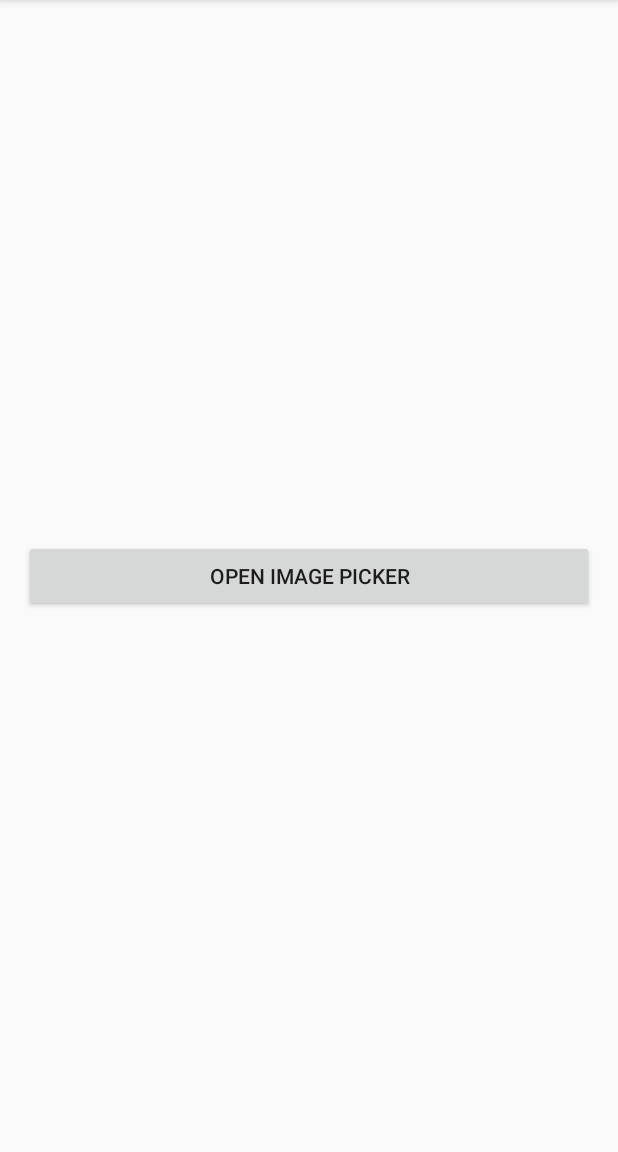
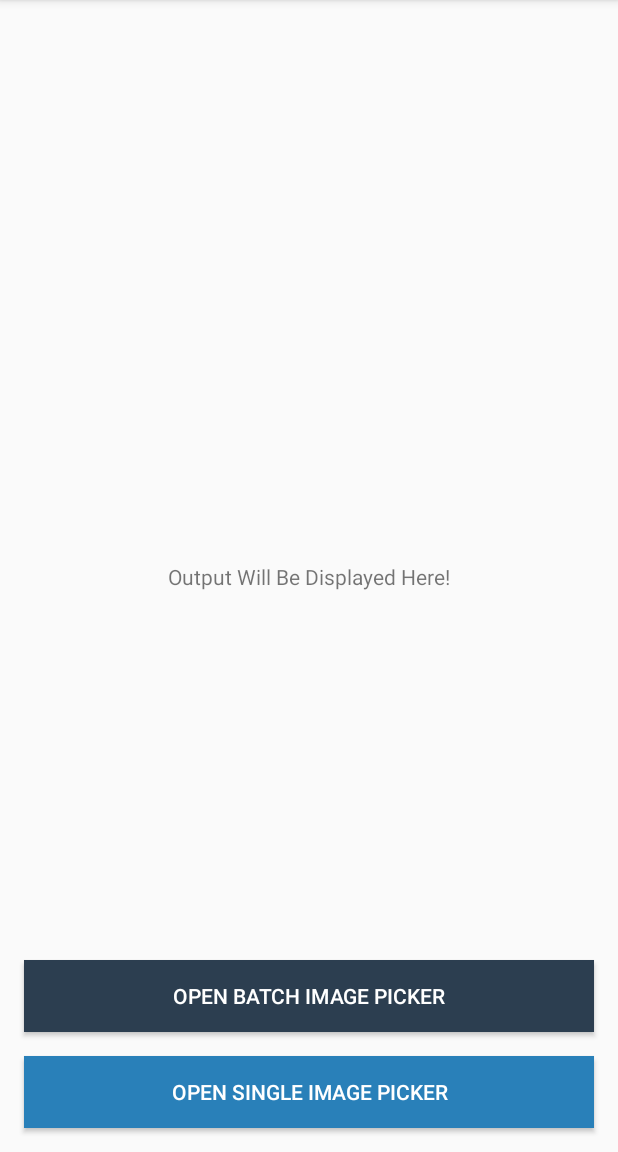
Before and after one commit to Shadat-tonmoy/ImagePickerForAndroid, an Android app: the screen it shows after launch (MainActivity), on a phone screen of 412 x 824 dp, the part 84-1236 px from its top. Run offline under Robolectric (Android 15) with nearby library versions, the phone set to English and light mode, and no system bars.

Commit message:
implemented observer pattern for single and batch mode output grabing from caller activitiye

```diff
--- a/app/imagepickerforandroid/src/main/java/os/shadattonmoy/imagepickerforandroid/controller/ImagePickerActivityController.java
+++ b/app/imagepickerforandroid/src/main/java/os/shadattonmoy/imagepickerforandroid/controller/ImagePickerActivityController.java
@@ -81,6 +81,12 @@ public class ImagePickerActivityController implements ImagePickerActivityScreen.
         activity.finish();
     }
 
+    public void onSingleImageSelected(String selectedImage)
+    {
+        imagePickerForAndroid.onSingleImageSelected(selectedImage);
+        activity.finish();
+    }
+
     @Override
     public void onSpinnerItemSelected(int position)
     {
--- a/app/imagepickerforandroid/src/main/java/os/shadattonmoy/imagepickerforandroid/ui/adapters/ImagePickerGridAdapter.java
+++ b/app/imagepickerforandroid/src/main/java/os/shadattonmoy/imagepickerforandroid/ui/adapters/ImagePickerGridAdapter.java
@@ -170,6 +170,11 @@ public class ImagePickerGridAdapter extends BaseAdapter
         return selectedImages;
     }
 
+    public String getImageAtPosition(int position)
+    {
+        return imagePaths.get(position);
+    }
+
     public int getTotalSelectedImages()
     {
         if(selectedImages==null)
--- a/app/imagepickerforandroid/src/main/res/layout/file_picker_grid_layout.xml
+++ b/app/imagepickerforandroid/src/main/res/layout/file_picker_grid_layout.xml
@@ -94,10 +94,4 @@
 
     </RelativeLayout>
 
-    <androidx.constraintlayout.widget.ConstraintLayout
-        android:layout_width="match_parent"
-        android:layout_height="match_parent">
-
-    </androidx.constraintlayout.widget.ConstraintLayout>
-
 </androidx.constraintlayout.widget.ConstraintLayout>
--- a/app/src/main/java/os/shadattonmoy/imagepickerforandroidExample/MainActivity.java
+++ b/app/src/main/java/os/shadattonmoy/imagepickerforandroidExample/MainActivity.java
@@ -12,27 +12,35 @@ import java.util.List;
 import os.shadattonmoy.imagepickerforandroid.ImagePickerForAndroid;
 import os.shadattonmoy.imagepickerforandroid.helpers.AppPermissionHelper;
 
-public class MainActivity extends AppCompatActivity implements ImagePickerForAndroid.ImageSelectionListener
+public class MainActivity extends AppCompatActivity implements ImagePickerForAndroid.BatchImageSelectionListener, ImagePickerForAndroid.SingleImageSelectionListener
 {
 
     private static final String TAG = "MainActivity";
-    private Button button;
+    private Button singleImagePickerButton, batchImagePickerButton;
 
     @Override
     protected void onCreate(Bundle savedInstanceState)
     {
         super.onCreate(savedInstanceState);
         setContentView(R.layout.activity_main);
-        button = findViewById(R.id.open_button);
-        button.setOnClickListener(new View.OnClickListener() {
+        singleImagePickerButton = findViewById(R.id.open_button);
+        batchImagePickerButton = findViewById(R.id.open_batch_button);
+        singleImagePickerButton.setOnClickListener(new View.OnClickListener() {
             @Override
             public void onClick(View view) {
-                openImagePicker();
+                openImagePicker(false);
+            }
+        });
+
+        batchImagePickerButton.setOnClickListener(new View.OnClickListener() {
+            @Override
+            public void onClick(View view) {
+                openImagePicker(true);
             }
         });
     }
 
-    private void openImagePicker()
+    private void openImagePicker(boolean batchMode)
     {
         if(AppPermissionHelper.hasWriteExternalStoragePermission(this))
         {
@@ -40,20 +48,28 @@ public class MainActivity extends AppCompatActivity implements ImagePickerForAnd
                     .toolbarColor(this.getResources().getColor(R.color.colorRed))
                     .statusBarColor(this.getResources().getColor(R.color.colorRed))
                     .navigationIcon(R.drawable.back_white_cupertino)
-                    .enableBatchMode()
-                    .setImageSelectionListener(this)
+                    .batchMode(batchMode)
+                    .batchImageSelectionListener(this)
+                    .singleImageSelectionListener(this)
                     .build();
             imagePickerForAndroid.openImagePicker();
         }
     }
 
     @Override
-    public void onImageSelected(List<String> selectedImageList)
+    public void onBatchImageSelected(List<String> selectedImageList)
     {
         for (String selectedImage : selectedImageList)
         {
             Log.e(TAG, "onImageListSelected: " + selectedImage);
         }
+    }
+
+    @Override
+    public void onSingleImageSelected(String selectedImage)
+    {
+        Log.e(TAG, "onSingleImageSelected: "+selectedImage);
+
 
     }
 }
--- a/app/src/main/res/layout/activity_main.xml
+++ b/app/src/main/res/layout/activity_main.xml
@@ -7,10 +7,37 @@
     android:layout_height="match_parent"
     tools:context="os.shadattonmoy.imagepickerforandroidExample.MainActivity">
 
+    <LinearLayout
+        android:id="@+id/batch_mode_output"
+        android:layout_width="match_parent"
+        android:layout_height="wrap_content"
+        app:layout_constraintStart_toStartOf="parent"
+        app:layout_constraintEnd_toEndOf="parent"
+        app:layout_constraintTop_toTopOf="parent"
+        app:layout_constraintBottom_toTopOf="@id/open_batch_button"
+        android:orientation="horizontal">
+
+
+    </LinearLayout>
+
+    <LinearLayout
+        android:id="@+id/single_mode_output"
+        android:layout_width="match_parent"
+        android:layout_height="wrap_content"
+        android:orientation="horizontal"
+        app:layout_constraintBottom_toTopOf="@+id/open_batch_button"
+        app:layout_constraintEnd_toEndOf="parent"
+        app:layout_constraintStart_toStartOf="parent"
+        app:layout_constraintTop_toTopOf="parent">
+
+
+    </LinearLayout>
+
     <TextView
+        android:id="@+id/textView"
         android:layout_width="wrap_content"
         android:layout_height="wrap_content"
-        android:text="Hello World!"
+        android:text="Output Will Be Displayed Here!"
         app:layout_constraintBottom_toBottomOf="parent"
         app:layout_constraintLeft_toLeftOf="parent"
         app:layout_constraintRight_toRightOf="parent"
@@ -20,11 +47,24 @@
         android:id="@+id/open_button"
         android:layout_width="match_parent"
         android:layout_height="wrap_content"
-        app:layout_constraintTop_toTopOf="parent"
         app:layout_constraintBottom_toBottomOf="parent"
         app:layout_constraintStart_toStartOf="parent"
         app:layout_constraintEnd_toEndOf="parent"
-        android:text="Open Image Picker"
+        android:text="Open Single Image Picker"
+        android:background="@color/blaze_hole"
+        android:textColor="@color/white"
+        android:layout_margin="@dimen/defaultMargin2x"/>
+
+    <Button
+        android:id="@+id/open_batch_button"
+        android:layout_width="match_parent"
+        android:layout_height="wrap_content"
+        app:layout_constraintBottom_toTopOf="@id/open_button"
+        app:layout_constraintStart_toStartOf="parent"
+        app:layout_constraintEnd_toEndOf="parent"
+        android:text="Open Batch Image Picker"
+        android:background="@color/colorWildBlack"
+        android:textColor="@color/white"
         android:layout_margin="@dimen/defaultMargin2x"/>
 
 </androidx.constraintlayout.widget.ConstraintLayout>
--- a/app/src/main/res/values/colors.xml
+++ b/app/src/main/res/values/colors.xml
@@ -4,4 +4,5 @@
     <color name="colorPrimaryDark">#3700B3</color>
     <color name="colorAccent">#03DAC5</color>
     <color name="colorRed">#c0392b</color>
+    <color name="colorWildBlack">#2c3e50</color>
 </resources>
```
Also changed, not shown: app/imagepickerforandroid/src/main/java/os/shadattonmoy/imagepickerforandroid/ImagePickerForAndroid.java (+33 -18 lines), app/imagepickerforandroid/src/main/java/os/shadattonmoy/imagepickerforandroid/controller/ImagePickerGridController.java (+10 -1 lines), app/imagepickerforandroid/src/main/res/layout/image_picker_layout.xml (+1 -12 lines).
